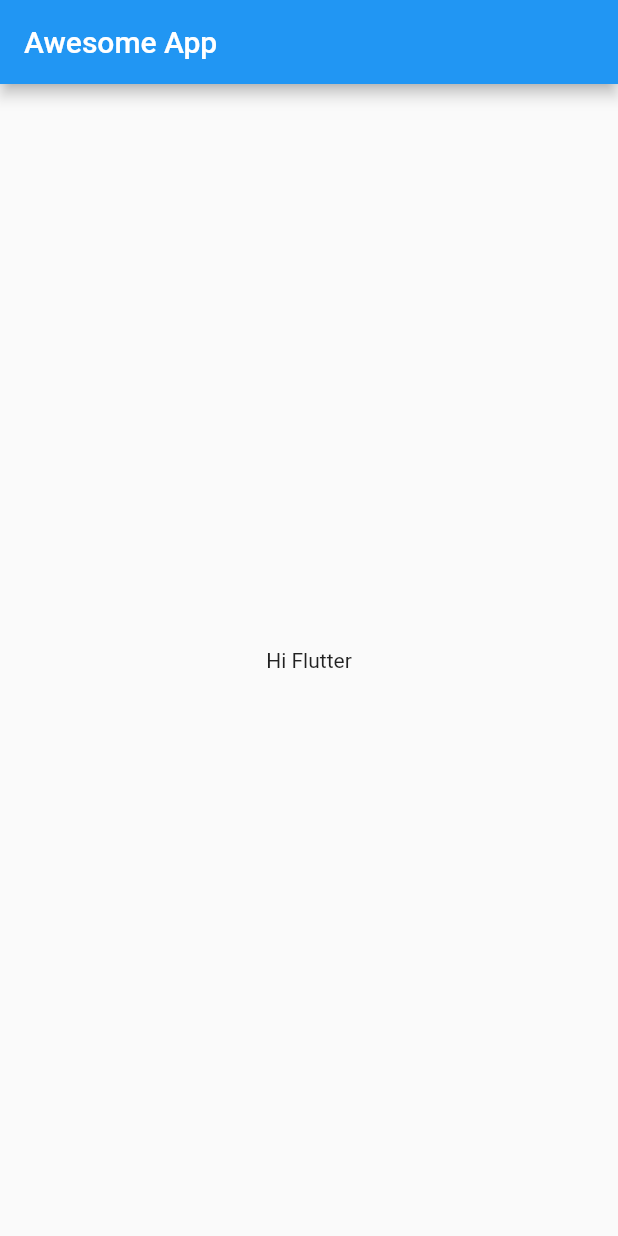
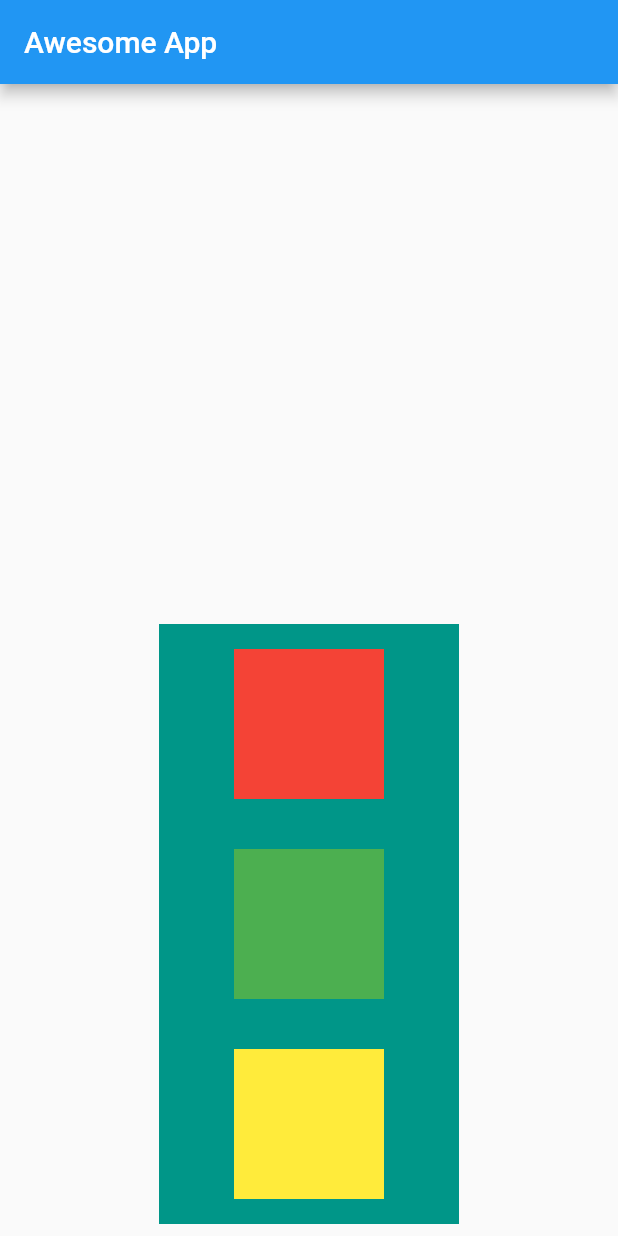
Before and after one commit to iamdurlove/awesomeapp, a Flutter app: the screen it shows after launch, on a phone screen of 412 x 824 dp. Run offline on Flutter 3.47's test engine with Material 2 defaults, Android fonts, the phone set to English and light mode, and no system bars.

Commit message:
chap#2 completed

```diff
--- a/lib/main.dart
+++ b/lib/main.dart
@@ -19,8 +19,40 @@
       appBar: AppBar(
         title: Text("Awesome App"),
       ),
-      body: Container(
-        child: Center(child: Text("Hi Flutter")),
+      body: Padding(
+        padding: const EdgeInsets.all(8.0),
+        child: Align(
+          alignment: Alignment.bottomCenter,
+          child: Container(
+            width: 200,
+            height: 400,
+            color: Colors.teal,
+            child: Column(
+              mainAxisAlignment: MainAxisAlignment.spaceAround,
+              crossAxisAlignment: CrossAxisAlignment.center,
+              children: <Widget>[
+                Container(
+                  padding: const EdgeInsets.all(8),
+                  width: 100,
+                  height: 100,
+                  color: Colors.red,
+                ),
+                Container(
+                  padding: const EdgeInsets.all(8),
+                  width: 100,
+                  height: 100,
+                  color: Colors.green,
+                ),
+                Container(
+                  padding: const EdgeInsets.all(8),
+                  width: 100,
+                  height: 100,
+                  color: Colors.yellow,
+                ),
+              ],
+            ),
+          ),
+        ),
       ),
     );
   }
```
Also changed, not shown: lib/main2.dart (added, +55 -0 lines), 2 other files.
